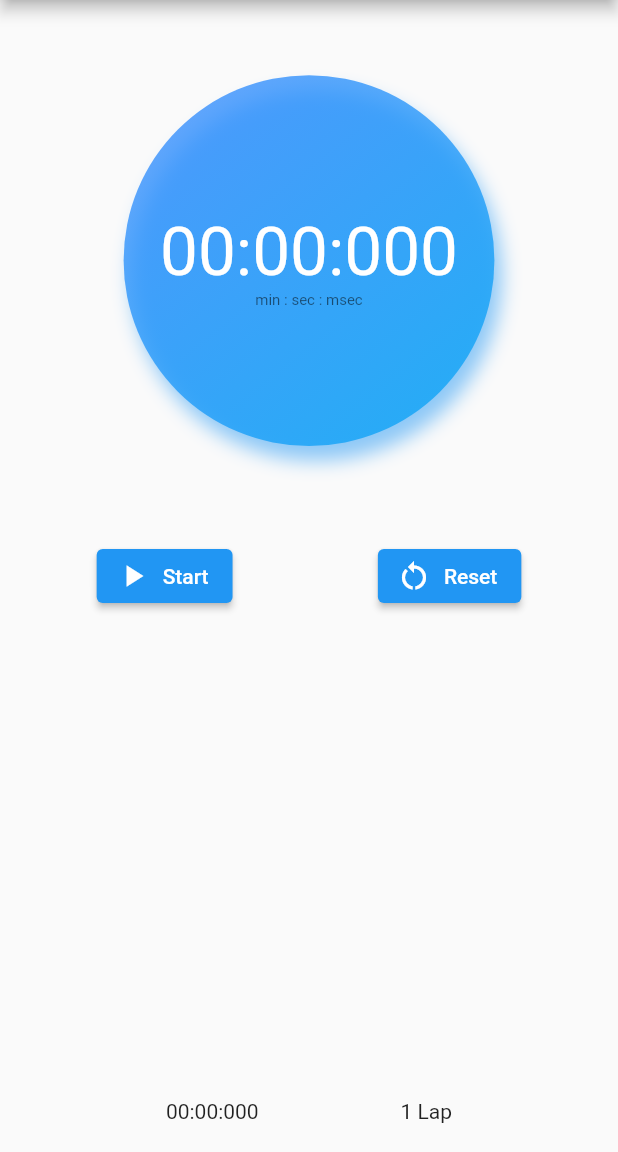
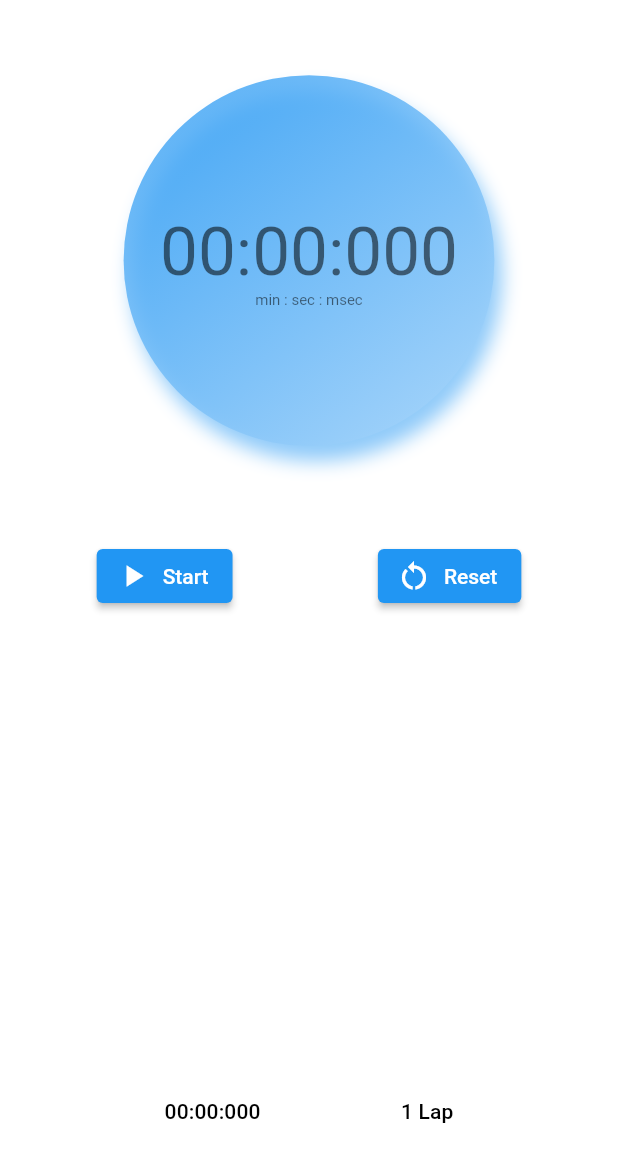
Before and after one commit to prgmr/DT_timer, a Flutter app: the screen it shows after launch, after a tap on an icon or button, on a phone screen of 412 x 824 dp, the part 84-1236 px from its top. Run offline on Flutter 3.47's test engine with Material 2 defaults, Android fonts, the phone set to English and light mode, and no system bars; our stand-ins replace get.

Commit message:
add beauty

```diff
--- a/lib/home_page.dart
+++ b/lib/home_page.dart
@@ -14,9 +14,11 @@ class TimerPage extends StatelessWidget {
     return SafeArea(
       child: Scaffold(
         appBar: AppBar(
+          elevation: 0,
           title: const Text("Timer"),
         ),
         body: Container(
+          color: Theme.of(context).colorScheme.onPrimaryContainer,
           padding: const EdgeInsets.all(16),
           child: Column(
             children: [
@@ -34,13 +36,14 @@ class TimerPage extends StatelessWidget {
                         begin: Alignment.topLeft,
                         end: Alignment.bottomRight,
                         colors: [
-                          Colors.blueAccent.withOpacity(0.8),
-                          Colors.lightBlue.withOpacity(0.8),
+                          Theme.of(context).primaryColor.withOpacity(0.8),
+                          Theme.of(context).primaryColorLight.withOpacity(0.8),
                         ],
                       ),
                       boxShadow: [
                         BoxShadow(
-                          color: Colors.blue.withOpacity(0.5),
+                          color:
+                              Theme.of(context).primaryColor.withOpacity(0.5),
                           blurRadius: 10.0,
                           offset: const Offset(5.0, 10.0),
                         ),
@@ -49,10 +52,11 @@ class TimerPage extends StatelessWidget {
                     child: Column(
                       mainAxisAlignment: MainAxisAlignment.center,
                       children: [
-                        Obx(() => Text(
-                            getFormattedTime(timerController.timeElapsed),
-                            style: const TextStyle(
-                                fontSize: 45, color: Colors.white))),
+                        Obx(
+                          () => Text(
+                              getFormattedTime(timerController.timeElapsed),
+                              style: Theme.of(context).textTheme.displaySmall),
+                        ),
                         const Text("min : sec : msec",
                             style:
                                 TextStyle(fontSize: 10, color: Colors.black54)),
@@ -96,8 +100,13 @@ class TimerPage extends StatelessWidget {
                           child: Row(
                             mainAxisAlignment: MainAxisAlignment.spaceEvenly,
                             children: [
-                              Text(getFormattedTime(timer)),
-                              Text('${index + 1} Lap'),
+                              Text(getFormattedTime(timer),
+                                  style:
+                                      Theme.of(context).textTheme.titleSmall),
+                              Text(
+                                '${index + 1} Lap',
+                                style: Theme.of(context).textTheme.titleSmall,
+                              ),
                             ],
                           ),
                         );
--- a/lib/main.dart
+++ b/lib/main.dart
@@ -4,7 +4,7 @@ import 'package:get/get.dart';
 import 'home_page.dart';
 
 void main() {
-  runApp(TimerApp());
+  runApp(const TimerApp());
 }
 
 class TimerApp extends StatelessWidget {
```
